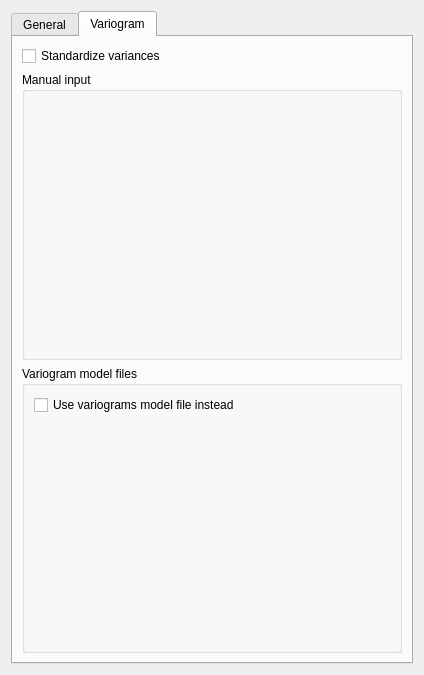
This is ui/validation.ui in robertorolo/LPM-Geomod_Suite as Qt 5 draws it before an edit. The edited form follows.
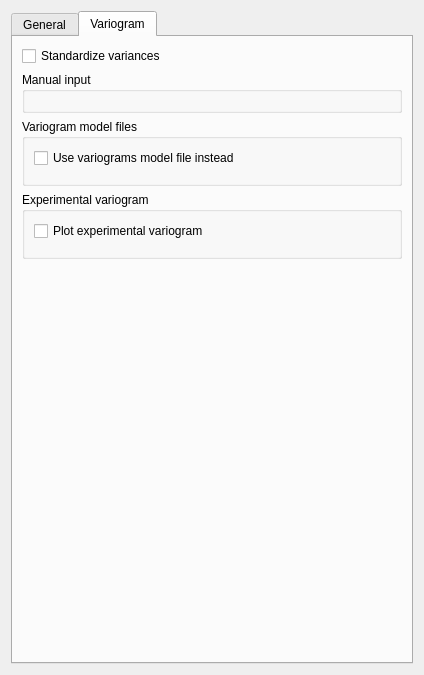
This is the edited form. The open tabs and pages were chosen to show the change. Custom widgets are drawn as their Qt base class.

```diff
--- a/ui/validation.ui
+++ b/ui/validation.ui
@@ -138,11 +138,33 @@
        <string>Variogram</string>
       </attribute>
       <layout class="QGridLayout" name="gridLayout_4">
-       <item row="0" column="0">
-        <widget class="QCheckBox" name="checkBox_2">
-         <property name="text">
-          <string>Standardize variances</string>
+       <item row="3" column="0">
+        <widget class="QGroupBox" name="groupBox_5">
+         <property name="title">
+          <string>Experimental variogram</string>
          </property>
+         <layout class="QGridLayout" name="gridLayout_8">
+          <item row="0" column="0">
+           <widget class="QCheckBox" name="checkBox">
+            <property name="text">
+             <string>Plot experimental variogram</string>
+            </property>
+           </widget>
+          </item>
+          <item row="1" column="0">
+           <widget class="FileChooser" name="filechooser_2">
+            <property name="enabled">
+             <bool>false</bool>
+            </property>
+            <property name="sizePolicy">
+             <sizepolicy hsizetype="Expanding" vsizetype="Preferred">
+              <horstretch>0</horstretch>
+              <verstretch>0</verstretch>
+             </sizepolicy>
+            </property>
+           </widget>
+          </item>
+         </layout>
         </widget>
        </item>
        <item row="1" column="0">
@@ -165,13 +187,13 @@
         </widget>
        </item>
        <item row="2" column="0">
-        <widget class="QGroupBox" name="groupBox_5">
+        <widget class="QGroupBox" name="groupBox_7">
          <property name="title">
           <string>Variogram model files</string>
          </property>
-         <layout class="QVBoxLayout" name="verticalLayout_6">
-          <item>
-           <widget class="QCheckBox" name="checkBox">
+         <layout class="QGridLayout" name="gridLayout_7">
+          <item row="0" column="0">
+           <widget class="QCheckBox" name="checkBox_3">
             <property name="text">
              <string>Use variograms model file instead</string>
             </property>
@@ -193,6 +215,26 @@
          </layout>
         </widget>
        </item>
+       <item row="0" column="0">
+        <widget class="QCheckBox" name="checkBox_2">
+         <property name="text">
+          <string>Standardize variances</string>
+         </property>
+        </widget>
+       </item>
+       <item row="4" column="0">
+        <spacer name="verticalSpacer">
+         <property name="orientation">
+          <enum>Qt::Vertical</enum>
+         </property>
+         <property name="sizeHint" stdset="0">
+          <size>
+           <width>20</width>
+           <height>40</height>
+          </size>
+         </property>
+        </spacer>
+       </item>
       </layout>
      </widget>
     </widget>
```
Left out of the diff: 4 changed lines with no effect on the pictures.
